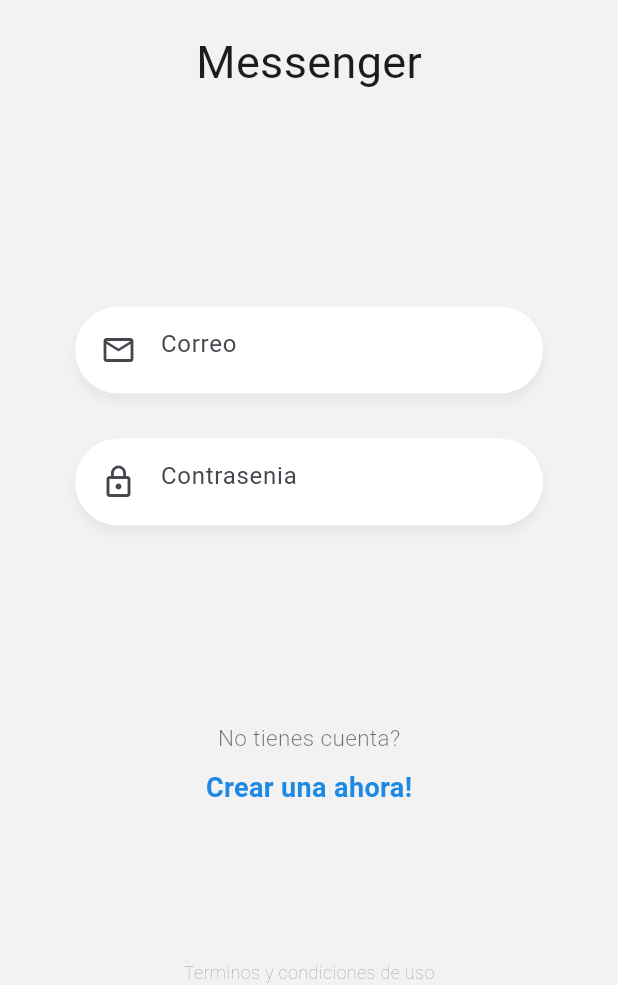
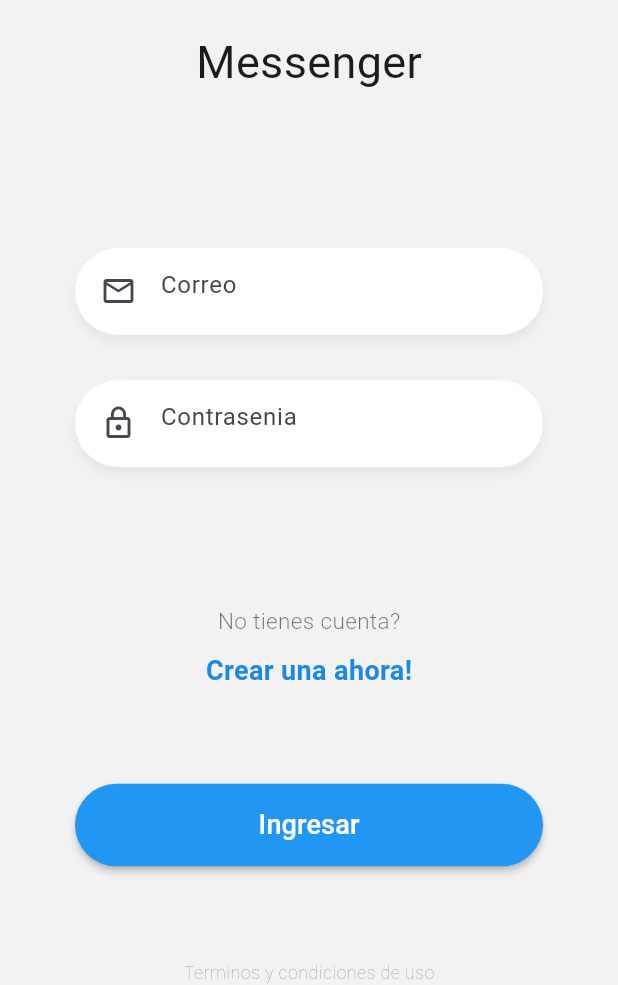
Before and after one commit to Yader1/flutter-chat-realtime, a Flutter app: the screen it shows after launch, on a phone screen of 412 x 824 dp, the part 251-1236 px from its top. Run offline on Flutter 3.47's test engine with Material 3 defaults, Android fonts, the phone set to English and light mode, and no system bars.

Commit message:
feat: Widget button being busy

```diff
--- a/lib/pages/login_page.dart
+++ b/lib/pages/login_page.dart
@@ -1,5 +1,6 @@
 import 'package:flutter/material.dart';
 
+import '../widgets/button_general.dart';
 import '../widgets/custom_input.dart';
 import '../widgets/labels.dart';
 import '../widgets/logo.dart';
@@ -9,21 +10,30 @@
 
   @override
   Widget build(BuildContext context) {
-    return const Scaffold(
-      backgroundColor: Color(0xffF2F2F2),
+    return Scaffold(
+      backgroundColor: const Color(0xffF2F2F2),
       body: SafeArea(
+        child: Container(
+          padding: const EdgeInsets.symmetric(horizontal: 50),
           child: Column(
             mainAxisAlignment: MainAxisAlignment.spaceBetween,
             children: [
-            Logo(),
-            _Form(),
-            Labels(),
+              const Logo(),
+              const _Form(),
+              const Labels(),
+              ButtonGeneral(
+                titulo: "Ingresar",
+                onPressed: (){
 
-            Text(
+                },
+              ),
+
+              const Text(
                 "Terminos y condiciones de uso",
                 style: TextStyle(color: Colors.black45, fontSize: 12, fontWeight: FontWeight.w200),
               ),
             ],
+          ),
         ),
       )
     );
@@ -45,7 +55,6 @@
   Widget build(BuildContext context) {
     return Container(
       margin: const EdgeInsets.only(top: 40),
-      padding: const EdgeInsets.symmetric(horizontal: 50),
       child: Column(
         children: [
           CustomInput(
@@ -60,11 +69,6 @@
             textEditingController: passCtrl,
             isPassword: true,
           ),
-
-          //ElevatedButton(
-            //onPressed: (){},
-            //child: const Text("Login"),
-          //)
         ],
       ),
     );
--- /dev/null
+++ b/lib/widgets/button_general.dart
@@ -0,0 +1,32 @@
+// ignore_for_file: public_member_api_docs, sort_constructors_first
+import 'package:flutter/material.dart';
+
+class ButtonGeneral extends StatelessWidget {
+  final String titulo;
+  Function() onPressed;
+
+  ButtonGeneral({
+    super.key,
+    required this.titulo,
+    required this.onPressed,
+  });
+
+  @override
+  Widget build(BuildContext context) {
+    return ElevatedButton(
+      style: ElevatedButton.styleFrom(
+        elevation: 2,
+        backgroundColor: Colors.blue,
+        shape: const StadiumBorder()
+      ),
+      onPressed: onPressed,
+      child: Container(
+        width: double.infinity,
+        height: 55,
+        child: Center(
+          child: Text(titulo, style: const TextStyle(color: Colors.white, fontSize: 18))
+        )
+      )
+    );
+  }
+}
```
Lines whose indentation alone changed are shown as unchanged.
